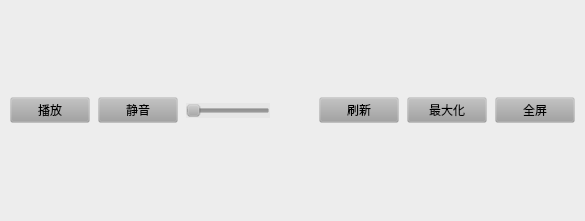
Old version of the form ui/VideoControlBar.ui in the repository luyaocode/solive-client-qt.
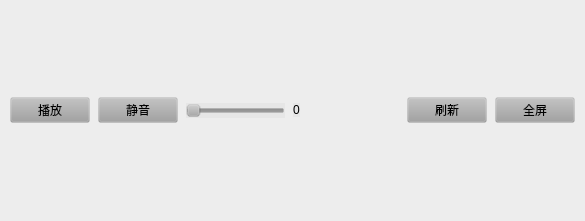
New version of the form.

Commit message: AV control added.

What changed in the file:
```diff
--- a/ui/VideoControlBar.ui
+++ b/ui/VideoControlBar.ui
@@ -48,12 +48,31 @@
    </item>
    <item>
     <widget class="QSlider" name="volume_slider">
+     <property name="maximum">
+      <number>100</number>
+     </property>
      <property name="orientation">
       <enum>Qt::Horizontal</enum>
      </property>
      <property name="tickPosition">
       <enum>QSlider::NoTicks</enum>
      </property>
+     <property name="tickInterval">
+      <number>100</number>
+     </property>
+    </widget>
+   </item>
+   <item>
+    <widget class="QLabel" name="volume_lab">
+     <property name="sizePolicy">
+      <sizepolicy hsizetype="Minimum" vsizetype="Fixed">
+       <horstretch>0</horstretch>
+       <verstretch>0</verstretch>
+      </sizepolicy>
+     </property>
+     <property name="text">
+      <string>0</string>
+     </property>
     </widget>
    </item>
    <item>
@@ -76,13 +95,6 @@
      </property>
     </widget>
    </item>
-   <item>
-    <widget class="QPushButton" name="max_screen_btn">
-     <property name="text">
-      <string>最大化</string>
-     </property>
-    </widget>
-   </item>
    <item>
     <widget class="QPushButton" name="full_screen_btn">
      <property name="text">
```
The commit also changes 20 other files.
